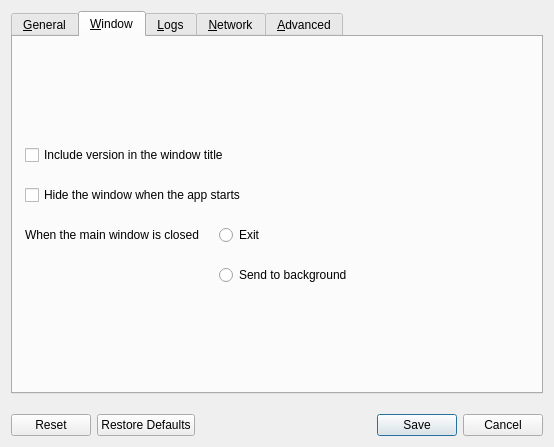
First picture: the form in src/lib/gui/dialogs/SettingsDialog.ui, repository deskflow/deskflow, before the edit.
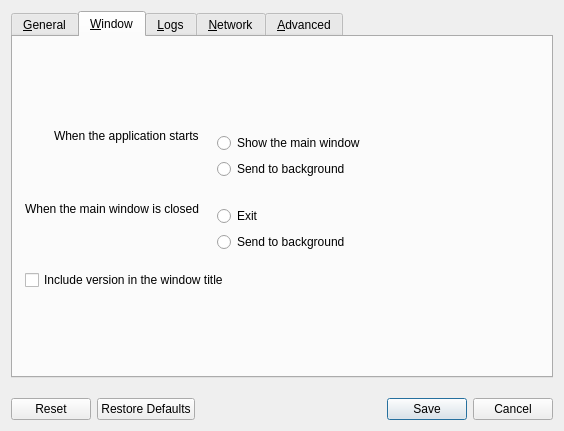
Second picture: the form after the edit. The open tabs and pages were chosen to show the change. Icons and pictures are not drawn.

Commit message: refactor: SettingsDialog update ux for initial window state

```diff
--- a/src/lib/gui/dialogs/SettingsDialog.ui
+++ b/src/lib/gui/dialogs/SettingsDialog.ui
@@ -6,8 +6,8 @@
    <rect>
     <x>0</x>
     <y>0</y>
-    <width>554</width>
-    <height>447</height>
+    <width>564</width>
+    <height>431</height>
    </rect>
   </property>
   <property name="windowTitle">
@@ -139,9 +139,9 @@
       <attribute name="title">
        <string>&amp;Window</string>
       </attribute>
-      <layout class="QVBoxLayout" name="verticalLayout_2">
+      <layout class="QVBoxLayout" name="verticalLayout_14">
        <property name="spacing">
-        <number>20</number>
+        <number>9</number>
        </property>
        <property name="leftMargin">
         <number>12</number>
@@ -168,23 +168,39 @@
          </property>
         </spacer>
        </item>
-       <item>
-        <widget class="QCheckBox" name="cbShowVersion">
-         <property name="text">
-          <string>Include version in the window title</string>
-         </property>
-        </widget>
-       </item>
-       <item>
-        <widget class="QCheckBox" name="cbAutoHide">
-         <property name="text">
-          <string>Hide the window when the app starts</string>
-         </property>
-        </widget>
-       </item>
        <item>
         <layout class="QFormLayout" name="formLayout_2">
+         <property name="labelAlignment">
+          <set>Qt::AlignmentFlag::AlignRight|Qt::AlignmentFlag::AlignTrailing|Qt::AlignmentFlag::AlignVCenter</set>
+         </property>
          <item row="0" column="0">
+          <widget class="QLabel" name="label_3">
+           <property name="text">
+            <string>When the application starts</string>
+           </property>
+          </widget>
+         </item>
+         <item row="0" column="1">
+          <widget class="QWidget" name="widget" native="true">
+           <layout class="QVBoxLayout" name="verticalLayout_2">
+            <item>
+             <widget class="QRadioButton" name="rbShowOnStart">
+              <property name="text">
+               <string>Show the main window</string>
+              </property>
+             </widget>
+            </item>
+            <item>
+             <widget class="QRadioButton" name="rbAutoHide">
+              <property name="text">
+               <string>Send to background</string>
+              </property>
+             </widget>
+            </item>
+           </layout>
+          </widget>
+         </item>
+         <item row="1" column="0">
           <widget class="QLabel" name="label">
            <property name="text">
             <string>When the main window is closed</string>
@@ -194,14 +210,17 @@
            </property>
           </widget>
          </item>
-         <item row="0" column="1">
+         <item row="1" column="1">
+          <widget class="QWidget" name="widget_2" native="true">
+           <layout class="QVBoxLayout" name="verticalLayout_13">
+            <item>
           <widget class="QRadioButton" name="rbExitOnClose">
            <property name="text">
             <string>Exit</string>
            </property>
           </widget>
          </item>
-         <item row="1" column="1">
+            <item>
           <widget class="QRadioButton" name="rbCloseToTray">
            <property name="text">
             <string>Send to background</string>
@@ -209,6 +228,16 @@
           </widget>
          </item>
         </layout>
+          </widget>
+         </item>
+        </layout>
+       </item>
+       <item>
+        <widget class="QCheckBox" name="cbShowVersion">
+         <property name="text">
+          <string>Include version in the window title</string>
+         </property>
+        </widget>
        </item>
        <item>
         <spacer name="verticalSpacer_11">
```
Lines whose indentation alone changed are shown as unchanged. The commit also changes 7 other files.
